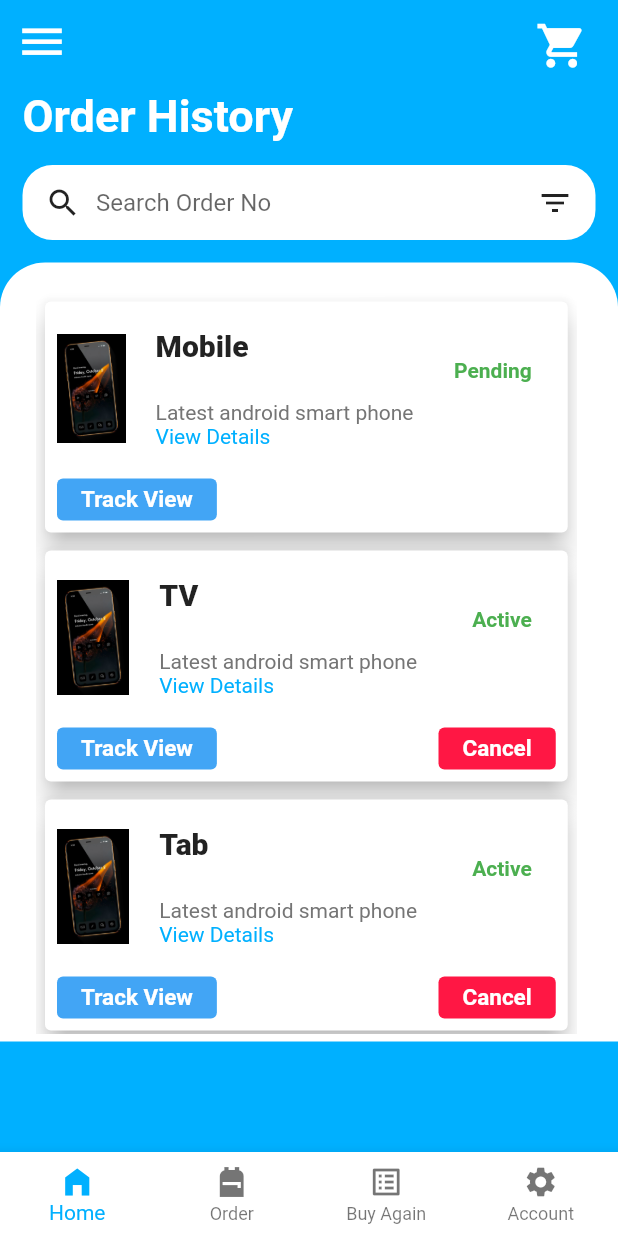
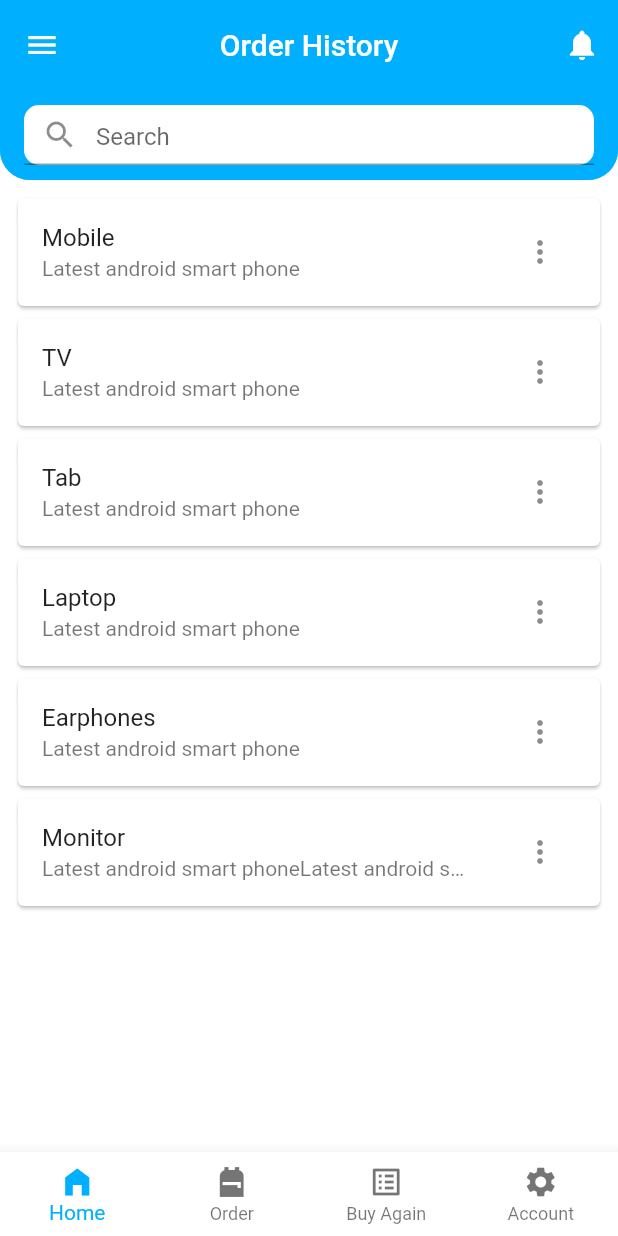
Before and after one commit to rupal-tripund/shipping_app, a Flutter app: the CategoriesWidget widget shown alone on an empty page, opened directly, after a tap on "Electronics", on a phone screen of 412 x 824 dp. Run offline on Flutter 3.47's test engine with Material 2 defaults, Android fonts, the phone set to English and light mode, and no system bars; our stand-ins replace dropdown_search, email_validator, file_picker, input_quantity, open_file, readmore and 1 more; missing offline and left inert: syncfusion_flutter_pdf.

Commit message:
changed order history screen.

```diff
--- a/lib/screens/auth/login.dart
+++ b/lib/screens/auth/login.dart
@@ -1,10 +1,10 @@
 import 'dart:convert';
 import 'package:shipping_app/screens/auth/forgetPassword/EmailVerification.dart';
+import 'package:shipping_app/screens/order/history.dart';
 import '../../constants/styles.dart';
 import 'package:flutter/material.dart';
 import 'package:email_validator/email_validator.dart';
 import 'package:http/http.dart';
-import '../order/order_history.dart';
 
 class Login extends StatefulWidget {
   const Login({Key? key}) : super(key: key);
@@ -292,7 +292,7 @@ class _LoginState extends State<Login> {
                                 Navigator.push(
                                   context,
                                   MaterialPageRoute(
-                                    builder: (context) => const ListByCategory(),
+                                    builder: (context) => const GetHistory(),
                                   ),
                                 );
                               }
--- /dev/null
+++ b/lib/screens/order/history.dart
@@ -0,0 +1,217 @@
+import 'package:flutter/material.dart';
+import 'package:shipping_app/screens/order/tracker.dart';
+import 'package:shipping_app/shared/side_menu.dart';
+import '../../constants/styles.dart';
+import '../../shared/bottom_navigation.dart';
+import 'cancel_order.dart';
+import 'view_order_detail.dart';
+
+class GetHistory extends StatefulWidget {
+  const GetHistory({Key? key}) : super(key: key);
+
+  @override
+  State<GetHistory> createState() => _GetHistoryState();
+}
+
+class _GetHistoryState extends State<GetHistory> {
+  final _scaffoldKey = GlobalKey<ScaffoldState>();
+  @override
+  Widget build(BuildContext context) {
+    return Scaffold(
+      key: _scaffoldKey,
+      drawer: SideMenu(),
+      appBar: AppBar(
+        automaticallyImplyLeading: true,
+        toolbarHeight: 60,
+        elevation: 0.0,
+        backgroundColor: Colors.transparent,
+        leading: IconButton(
+          icon: Icon(Icons.menu),
+          onPressed: () {
+            _scaffoldKey.currentState?.openDrawer();
+          },
+        ),
+        centerTitle: true,
+        title: Text(
+          'Order History',
+          style: TextStyle(
+            color: Style.textColorDark,
+          ),
+        ),
+        flexibleSpace: Container(
+          decoration: BoxDecoration(
+            borderRadius: BorderRadius.only(bottomLeft: Radius.circular(20), bottomRight: Radius.circular(20)),
+            gradient: LinearGradient(
+              colors: [Style.blueAccentPageBackgroundColor, Style.blueAccentPageBackgroundColor],
+              begin: Alignment.bottomCenter,
+              end: Alignment.topCenter,
+            ),
+          ),
+        ),
+        actions: [
+          IconButton(
+            icon: Icon(Icons.notifications),
+            onPressed: () {
+            },
+          ),
+        ],
+        bottom: AppBar(
+          automaticallyImplyLeading: false,
+          toolbarHeight: 60,
+          elevation: 0.0,
+          centerTitle: true,
+          shape: RoundedRectangleBorder(
+            borderRadius: BorderRadius.vertical(
+              bottom: Radius.circular(20),
+            ),
+          ),
+          backgroundColor: Style.blueAccentPageBackgroundColor,
+          title: Container(
+            width: double.infinity,
+            height: 40,
+            decoration: BoxDecoration(
+              borderRadius: BorderRadius.all(Radius.circular(10)),
+              color: Colors.white,
+            ),
+            child: Center(
+              child: TextField(
+              decoration: InputDecoration(
+                  hintText: 'Search',
+                  prefixIcon: Icon(Icons.search),
+                ),
+              ),
+            ),
+          ),
+        ),
+      ),
+      body: SafeArea(
+        child: Container(
+            child: _getOrderHistory(),
+        ),
+      ),
+      bottomNavigationBar: BottomNavigation(),
+    );
+  }
+}
+
+class _getOrderHistory extends StatefulWidget {
+  const _getOrderHistory({Key? key}) : super(key: key);
+
+  @override
+  State<_getOrderHistory> createState() => _getOrderHistoryState();
+}
+
+class _getOrderHistoryState extends State<_getOrderHistory> {
+  List items = [];
+  void _getItems(){
+    items = [
+      {'id':1,'order_no':'1233','name':'Mobile','description':'Latest android smart phone', 'status':'Pending'},
+      {'id':1,'order_no':'2323','name':'TV','description':'Latest android smart phone', 'status':'Active'},
+      {'id':2,'order_no':'3423','name':'Tab','description':'Latest android smart phone', 'status':'Active'},
+      {'id':3,'order_no':'2342','name':'Laptop','description':'Latest android smart phone', 'status':'Active'},
+      {'id':4,'order_no':'3423','name':'Earphones','description':'Latest android smart phone', 'status':'Pending'},
+      {'id':5,'order_no':'3242','name':'Monitor','description':'Latest android smart phoneLatest android smart phoneLatest android smart phoneLatest android smart phoneLatest android smart phoneLatest android smart phoneLatest android smart phoneLatest android smart phoneLatest android smart phoneLatest android smart phone', 'status':'Active'}
+    ];
+  }
+  @override
+  void initState() {
+    super.initState();
+    _getItems();
+  }
+  @override
+  void dispose() {
+    super.dispose();
+    items = [];
+  }
+
+  @override
+  Widget build(BuildContext context) {
+    return ListView.builder(
+      padding: const EdgeInsets.all(8),
+      itemCount: items.length,
+      itemBuilder: (BuildContext context, int index) {
+        return Card(
+          child: ListTile(
+            onTap: () {
+              Navigator.push(
+                context,
+                MaterialPageRoute(
+                  builder: (context) => const GetOrderDetails(),
+                ),
+              );
+            },
+            title: Text(
+              items[index]['name'],
+              maxLines: 1,
+              overflow: TextOverflow.ellipsis,
+            ),
+            subtitle: Text(
+              items[index]['description'],
+              maxLines: 1,
+              overflow: TextOverflow.ellipsis,
+            ),
+            trailing: PopupMenuButton<_menuItems>(
+              padding: EdgeInsets.all(0.0),
+              itemBuilder: (context) => [
+                PopupMenuItem<_menuItems>(
+                    child: ListTile(
+                      title: Text("Order Details"),
+                      leading: Icon(Icons.file_present),
+                    ),
+                    value: _menuItems.orderDetail,
+                ),
+                PopupMenuItem<_menuItems>(
+                  child: ListTile(
+                    title: Text("Track Order"),
+                    leading: Icon(Icons.location_on),
+                  ),
+                  value: _menuItems.orderTrack,
+                ),
+                PopupMenuItem<_menuItems>(
+                  child: ListTile(
+                    title: Text("Cancel Order"),
+                    leading: Icon(Icons.close),
+                  ),
+                  value: _menuItems.orderCancel,
+                ),
+              ],
+              onSelected: (value) {
+                switch (value){
+                  case _menuItems.orderDetail:
+                    Navigator.push(
+                        context,
+                        MaterialPageRoute(
+                          builder: (context) => const GetOrderDetails(),
+                        ),
+                    );
+                    break;
+                  case _menuItems.orderTrack:
+                    Navigator.push(
+                      context,
+                      MaterialPageRoute(
+                        builder: (context) => const TrackOrder(),
+                      ),
+                    );
+                    break;
+                  case _menuItems.orderCancel:
+                    Navigator.push(
+                      context,
+                      MaterialPageRoute(
+                        builder: (context) => const CancelOrder(),
+                      ),
+                    );
+                    break;
+                }
+              },
+            ),
+            dense: false,
+          ),
+        );
+      },
+    );
+  }
+}
+
+enum _menuItems{
+  orderDetail, orderTrack, orderCancel
+}
--- a/lib/screens/order/order_history.dart
+++ /dev/null
@@ -1,275 +0,0 @@
-import 'package:flutter/material.dart';
-import 'package:shipping_app/constants/styles.dart';
-import 'package:shipping_app/screens/order/cancel_order.dart';
-import 'package:shipping_app/screens/order/tracker.dart';
-import 'package:shipping_app/screens/order/view_order_detail.dart';
-import 'package:shipping_app/shared/bottom_navigation.dart';
-import 'package:shipping_app/shared/side_menu.dart';
-import 'package:shipping_app/shared/top_navigation.dart';
-
-
-
-class ListByCategory extends StatefulWidget {
-  const ListByCategory({Key? key}) : super(key: key);
-
-  @override
-  State<ListByCategory> createState() => _ListByCategoryState();
-}
-
-class _ListByCategoryState extends State<ListByCategory> {
-  List items = [
-    {'id':1,'image':'assets/images/01.jpg','name':'Mobile','description':'Latest android smart phone', 'status':'Pending'},
-    {'id':1,'image':'assets/images/01.jpg','name':'TV','description':'Latest android smart phone', 'status':'Active'},
-    {'id':2,'image':'assets/images/01.jpg','name':'Tab','description':'Latest android smart phone', 'status':'Active'},
-    {'id':3,'image':'assets/images/01.jpg','name':'Laptop','description':'Latest android smart phone', 'status':'Active'},
-    {'id':4,'image':'assets/images/01.jpg','name':'Earphones','description':'Latest android smart phone', 'status':'Pending'},
-    {'id':5,'image':'assets/images/01.jpg','name':'Monitor','description':'Latest android smart phone', 'status':'Active'}
-  ];
-  @override
-  Widget build(BuildContext context) {
-    return Scaffold(
-      backgroundColor:Style.blueAccentPageBackgroundColor,
-      drawer: SideMenu(),
-      appBar: const TopNavBar(),
-      body:
-      SafeArea(
-        child: SingleChildScrollView(
-          child: Column(
-            children: [
-              Container(
-                alignment: Alignment.centerLeft,
-                padding: EdgeInsets.symmetric(horizontal: 15),
-                child: Column(
-                  children: [
-                    Text(
-                      "Order History ",
-                      style: TextStyle(
-                          fontSize: 30,
-                          color: Colors.white,
-                          fontWeight: FontWeight.bold),
-                    ),
-                  ],
-                ),
-              ),
-              Container(
-                margin: EdgeInsets.all(15),
-                padding: EdgeInsets.symmetric(horizontal: 15),
-                height: 50,
-                decoration: BoxDecoration(
-                    color: Colors.white,
-                    borderRadius: BorderRadius.circular(20)),
-                child: Row(
-                  children: [
-                    Icon(Icons.search),
-                    Expanded(
-                      child: Container(
-                        margin: EdgeInsets.only(left: 10),
-                        width: 250,
-                        child: TextFormField(
-                          decoration: InputDecoration(
-                            hintText: "Search Order No",
-                            border: InputBorder.none,
-                          ),
-                        ),
-                      ),
-                    ),
-                    Spacer(),
-                    Icon(Icons.filter_list),
-                  ],
-                ),
-              ),
-
-              Container(
-                padding: EdgeInsets.only(top: 20),
-                decoration: BoxDecoration(
-                    color: Colors.white,
-                    borderRadius: BorderRadius.only(
-                      topLeft: Radius.circular(30),
-                      topRight: Radius.circular(30),
-                    )),
-                child: Column(
-                  crossAxisAlignment: CrossAxisAlignment.start,
-                  children: [
-                    Padding(
-                      padding: const EdgeInsets.only(left: 24.0,right: 24.0),
-                      child: Row(
-                        mainAxisAlignment: MainAxisAlignment.spaceBetween,
-                        children: [
-                          Container(
-                            height: MediaQuery.of(context).size
-                                .height*0.6,
-                            width: MediaQuery.of(context).size
-                                .width*0.875,
-                            child: ListView.builder(itemBuilder: (context, index){
-                              return Padding(
-                                padding: const EdgeInsets.all(2.0),
-                                child: Card(
-                                    elevation: 7,
-
-                                    child: Padding(
-                                      padding: const EdgeInsets.all(8.0),
-                                      child: InkWell(
-                                          onTap: (){
-                                            Navigator.push(
-                                                context,
-                                                MaterialPageRoute(
-                                                  builder: (context) => const GetOrderDetails(),
-                                                ));
-                                          },
-                                          child: Column(
-                                              children:[
-                                              Row(
-                                              mainAxisAlignment: MainAxisAlignment.spaceEvenly,
-                                              children: [
-
-                                                Expanded(
-                                                  flex: 1,
-                                                  child: Container(
-                                                    child: Image.asset(items[index]['image'], width: 50,height: 100, ),
-                                                  ),
-
-                                                ),
-                                                SizedBox(width: 20,),
-                                                Expanded(
-                                                  flex: 4,
-                                                  child: Column(
-                                                    crossAxisAlignment: CrossAxisAlignment.start,
-                                                    children: [
-                                                      Text(
-                                                        items[index]['name'],
-                                                        style: const TextStyle(
-                                                          fontSize: 20,
-                                                          fontWeight: FontWeight.w900,
-                                                        ),
-                                                      ),
-                                                      SizedBox(height: 25,),
-                                                      Text(
-                                                        items[index]['description'],
-                                                        style: TextStyle(
-                                                            color: Colors.grey[600]
-                                                        ),
-                                                      ),
-                                                      Text("View Details",
-                                                        style: TextStyle(
-                                                          color:Style.blueAccentPageBackgroundColor,
-                                                        ),
-                                                      ),
-                                                    ],
-                                                  ),
-                                                ),
-                                                Container(
-                                                  child:Column(
-                                                      children:[
-                                                  Container(
-                                                  padding: EdgeInsets.symmetric(vertical: 5.0, horizontal: 16.0),
-                                                  decoration: BoxDecoration(
-                                                    borderRadius: BorderRadius.all(Radius.circular(10.0)),
-
-                                                  ),
-                                                  child: Text(
-                                                    items[index]['status'].toString(),
-                                                    style: TextStyle(
-                                                      fontWeight: FontWeight.w600,
-                                                      color: Colors.green,
-                                                    ),
-                                                  ),
-                                                ),
-                                                SizedBox(height:24),
-                                              ]
-                                          )
-                                      )
-                                      ],
-                                    ),
-                                    SizedBox(height: 10.0,),
-                                    // Second Element
-                                    Row(
-                                      mainAxisAlignment: MainAxisAlignment.spaceBetween,
-                                        children:[
-                                          Container(
-                                            child:Material(
-                                              color:Colors.blue[400] ,
-                                              borderRadius: BorderRadius.circular(4),
-                                              child: InkWell(
-                                                onTap: (){
-                                                  Navigator.push(
-                                                      context,
-                                                      MaterialPageRoute(
-                                                        builder: (context) => const TrackOrder(),
-                                                      ));
-                                                },
-                                                child: Container(
-                                                  padding: EdgeInsets.symmetric(
-                                                      vertical: 5,horizontal: 16),
-                                                  child: Text(
-                                                    "Track View",
-                                                    style: TextStyle(
-                                                      color: Colors.white,
-                                                      fontSize: 15,
-                                                      fontWeight: FontWeight.bold,
-
-                                                    ),
-                                                  ),
-                                                ),
-                                              ),
-                                            ),
-                                          ),
-                                          Container(
-                                            child:items[index]['status'].toString()=='Active'?Material(
-                                              color:Colors.redAccent[400] ,
-                                              borderRadius: BorderRadius.circular(4),
-                                              child: InkWell(
-                                                onTap: (){
-                                                  Navigator.push(
-                                                      context,
-                                                      MaterialPageRoute(
-                                                        builder: (context) => const CancelOrder(),
-                                                      ));
-                                                },
-                                                child: Container(
-                                                  padding: EdgeInsets.symmetric(
-                                                      vertical: 5,horizontal: 16),
-                                                  child: Text(
-                                                    "Cancel",
-                                                    style: TextStyle(
-                                                      color: Colors.white,
-                                                      fontSize: 15,
-                                                      fontWeight: FontWeight.bold,
-
-                                                    ),
-                                                  ),
-                                                ),
-                                              ),
-                                            ):null,
-                                          ),
-                                        ]
-                                    )
-                                    ]
-
-                                ),
-                              ),
-                              ),
-                              ),
-                              );
-
-                            },
-                              itemCount: items.length,
-                            ),
-                          ),
-                        ],
-                      ),
-                    ),
-
-                    SizedBox(height: 5,),
-                  ],
-                ),
-              ),
-            ],
-          ),
-        ),
-      ),
-
-
-      bottomNavigationBar: BottomNavigation(),
-    );
-  }
-}
--- a/lib/screens/order/tracker.dart
+++ b/lib/screens/order/tracker.dart
@@ -1,7 +1,7 @@
 import 'package:flutter/material.dart';
 import 'package:timeline_tile/timeline_tile.dart';
 import '../../constants/styles.dart';
-import 'order_history.dart';
+import 'history.dart';
 
 class TrackOrder extends StatefulWidget {
   const TrackOrder({Key? key}) : super(key: key);
@@ -25,7 +25,7 @@ class _TrackOrderState extends State<TrackOrder> {
             onPressed: () {
               Navigator.pop(context,
                 MaterialPageRoute(
-                  builder: (context) => ListByCategory(),
+                  builder: (context) => GetHistory(),
                 ),
               );
             },
--- a/lib/screens/order/view_order_detail.dart
+++ b/lib/screens/order/view_order_detail.dart
@@ -3,7 +3,7 @@ import '../../constants/styles.dart';
 import 'package:syncfusion_flutter_pdf/pdf.dart';
 import 'download_Invoice.dart';
 import 'package:readmore/readmore.dart';
-import 'order_history.dart';
+import 'history.dart';
 
 class GetOrderDetails extends StatelessWidget {
   const GetOrderDetails({Key? key}) : super(key: key);
@@ -36,7 +36,7 @@ class GetOrderDetails extends StatelessWidget {
           onPressed: () {
             Navigator.pop(context,
                 MaterialPageRoute(
-                  builder: (context) => ListByCategory(),
+                  builder: (context) => GetHistory(),
                 ),
             );
           },
--- a/lib/shared/side_menu.dart
+++ b/lib/shared/side_menu.dart
@@ -1,7 +1,7 @@
 import 'package:flutter/material.dart';
 import 'package:shipping_app/constants/styles.dart';
+import '../screens/order/history.dart';
 import '../screens/order/new_order_screens/new_order_screen.dart';
-import '../screens/order/order_history.dart';
 import '../widgets/profile_settings.dart';
 
 class SideMenu extends StatelessWidget {
@@ -114,7 +114,7 @@ class SideMenu extends StatelessWidget {
             Navigator.push(
                 context,
                 MaterialPageRoute(
-                  builder: (context) => ListByCategory(),
+                  builder: (context) => GetHistory(),
 
                 ));
           },
--- a/lib/widgets/CategoriesWidget.dart
+++ b/lib/widgets/CategoriesWidget.dart
@@ -1,6 +1,6 @@
 import 'package:flutter/material.dart';
 import '../../constants/styles.dart';
-import '../screens/order/order_history.dart';
+import '../screens/order/history.dart';
 
 class CategoriesWidget extends StatefulWidget {
   CategoriesWidget({Key? key}) : super(key: key);
@@ -67,7 +67,7 @@ class _CategoriesWidgetState extends State<CategoriesWidget> {
                               Navigator.push(
                                   context,
                                   MaterialPageRoute(
-                                    builder: (context) => ListByCategory(),
+                                    builder: (context) => GetHistory(),
                                   ));
                             },
                             child: Row(
@@ -131,7 +131,7 @@ class _CategoriesWidgetState extends State<CategoriesWidget> {
                               Navigator.push(
                                   context,
                                   MaterialPageRoute(
-                                    builder: (context) => ListByCategory(),
+                                    builder: (context) => GetHistory(),
                                   ));
                             },
                             child: Row(
```
